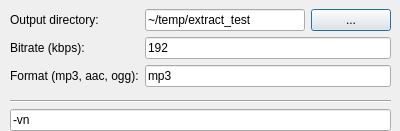
Before: the Qt Designer form settings.ui in sansajn/dndconv, drawn with Qt 5.
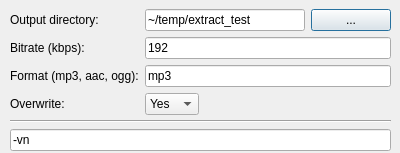
After: the same form once the commit is applied.

Commit message: overwrite settings

```diff
--- a/settings.ui
+++ b/settings.ui
@@ -7,7 +7,7 @@
     <x>0</x>
     <y>0</y>
     <width>400</width>
-    <height>131</height>
+    <height>153</height>
    </rect>
   </property>
   <property name="windowTitle">
@@ -19,7 +19,7 @@
      <x>10</x>
      <y>9</y>
      <width>381</width>
-     <height>90</height>
+     <height>111</height>
     </rect>
    </property>
    <layout class="QFormLayout" name="formLayout">
@@ -82,13 +82,39 @@
       </property>
      </widget>
     </item>
+    <item row="3" column="0">
+     <widget class="QLabel" name="label_4">
+      <property name="text">
+       <string>Overwrite:</string>
+      </property>
+     </widget>
+    </item>
+    <item row="3" column="1">
+     <widget class="QComboBox" name="comboBoxOverwrite">
+      <item>
+       <property name="text">
+        <string>Yes</string>
+       </property>
+      </item>
+      <item>
+       <property name="text">
+        <string>No</string>
+       </property>
+      </item>
+      <item>
+       <property name="text">
+        <string>Skip</string>
+       </property>
+      </item>
+     </widget>
+    </item>
    </layout>
   </widget>
   <widget class="QWidget" name="verticalLayoutWidget">
    <property name="geometry">
     <rect>
      <x>10</x>
-     <y>100</y>
+     <y>120</y>
      <width>381</width>
      <height>32</height>
     </rect>
```
The commit also changes 2 other files.
